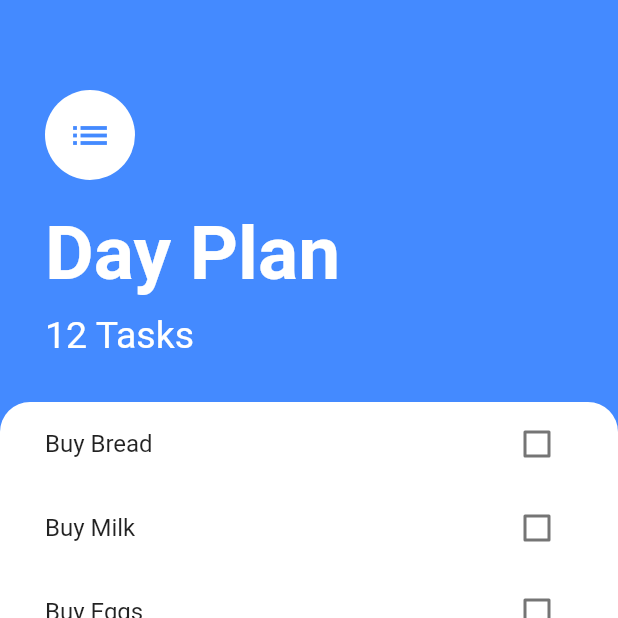
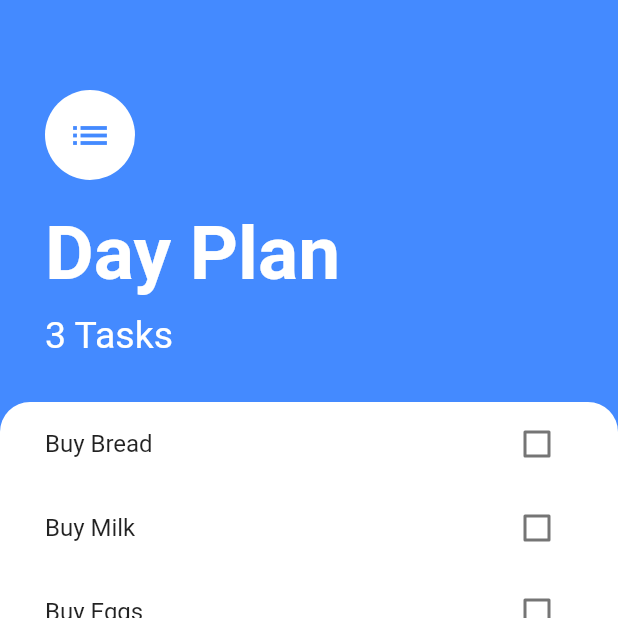
Before and after one commit to HassanDev1/todo_list_flutter, a Flutter app: the screen it shows after launch, on a phone screen of 412 x 824 dp, the top half of it. Run offline on Flutter 3.47's test engine with Material 2 defaults, Android fonts, the phone set to English and light mode, and no system bars.

Commit message:
State management using Provider package

```diff
--- a/lib/components/task_view.dart
+++ b/lib/components/task_view.dart
@@ -1,6 +1,8 @@
 import 'package:flutter/material.dart';
+import 'package:provider/provider.dart';
 import 'package:todo_list_flutter/components/task_tile.dart';
-import 'package:todo_list_flutter/modules/task.dart';
+
+import 'package:todo_list_flutter/modules/task_data.dart';
 
 class TaskView extends StatefulWidget {
   @override
@@ -10,25 +12,23 @@ class TaskView extends StatefulWidget {
 class _TaskViewState extends State<TaskView> {
 
 
-  List<Task> tasks = [
-    Task(name: 'Buy Bread'),
-    Task(name: 'Buy Milk'),
-    Task(name: 'Buy Eggs'),
-  ];
+
 
   @override
   Widget build(BuildContext context) {
     return ListView.builder(itemBuilder: (context,index){
-      return TaskTile(text: tasks[index].name,isChecked: tasks[index].isDone,toggleCheckBox:
+      return TaskTile(text: Provider.of<TextData>(context).tasks[index].name,
+      isChecked: Provider.of<TextData>(context).tasks[index].isDone,toggleCheckBox:
       (checkBoxState){
-        setState(() {
-          tasks[index].toggleDone();
-        });
+        // setState(() {
+        //   tasks[index].toggleDone();
+        // }
+        // );
 
         });
 
     },
-    itemCount: tasks.length,
+    itemCount: Provider.of<TextData>(context).tasks.length,
     );
   }
 }
--- a/lib/main.dart
+++ b/lib/main.dart
@@ -1,14 +1,20 @@
 import 'package:flutter/material.dart';
+import 'package:provider/provider.dart';
 import 'package:todo_list_flutter/screens/task_screen.dart';
+
+import 'modules/task_data.dart';
 
 void main() => runApp(MyApp());
 
 class MyApp extends StatelessWidget {
   @override
   Widget build(BuildContext context) {
-    return MaterialApp(
-      home: TaskScreen(),
+    return ChangeNotifierProvider(
+      create: (context)=>TextData(),
+          child: MaterialApp(
+        home: TaskScreen(),
 
+      ),
     );
   }
 }
--- /dev/null
+++ b/lib/modules/task_data.dart
@@ -0,0 +1,13 @@
+
+import 'package:flutter/material.dart';
+import 'package:todo_list_flutter/modules/task.dart';
+
+class TextData extends ChangeNotifier{
+  List<Task> tasks = [
+    Task(name: 'Buy Bread'),
+    Task(name: 'Buy Milk'),
+    Task(name: 'Buy Eggs'),
+  ];
+
+
+}
--- a/lib/screens/task_screen.dart
+++ b/lib/screens/task_screen.dart
@@ -1,5 +1,7 @@
 import 'package:flutter/material.dart';
+import 'package:provider/provider.dart';
 import 'package:todo_list_flutter/components/task_view.dart';
+import 'package:todo_list_flutter/modules/task_data.dart';
 import 'package:todo_list_flutter/screens/add_task.dart';
 
 class TaskScreen extends StatefulWidget {
@@ -43,7 +45,7 @@ class _TaskScreenState extends State<TaskScreen> {
                   ),
                   ),
                   SizedBox(height:10.0),
-                  Text('12 Tasks',
+                  Text('${Provider.of<TextData>(context).tasks.length} Tasks',
                   style: TextStyle(
                     fontSize:25.0,
                     color: Colors.white,
--- a/pubspec.yaml
+++ b/pubspec.yaml
@@ -23,6 +23,7 @@ dependencies:
   # The following adds the Cupertino Icons font to your application.
   # Use with the CupertinoIcons class for iOS style icons.
   cupertino_icons: ^0.1.2
+  provider: ^4.0.3
 
 dev_dependencies:
   flutter_test:
```
Also changed, not shown: pubspec.lock.
